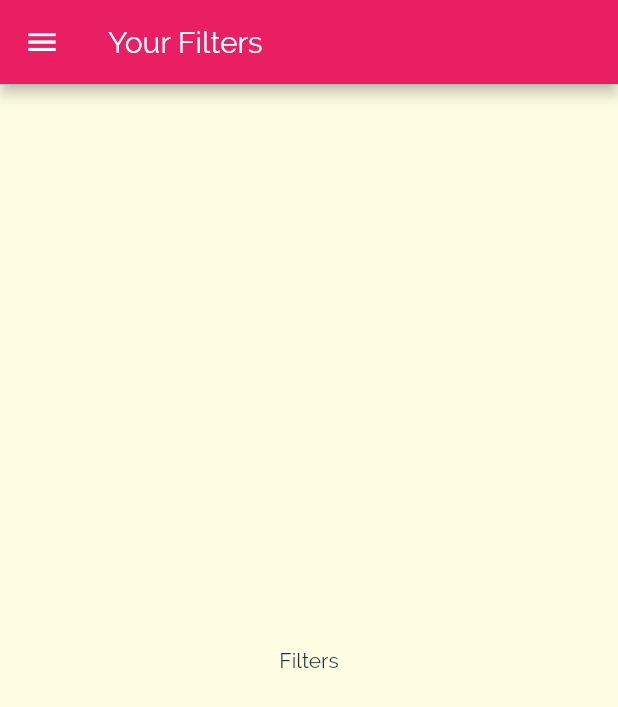
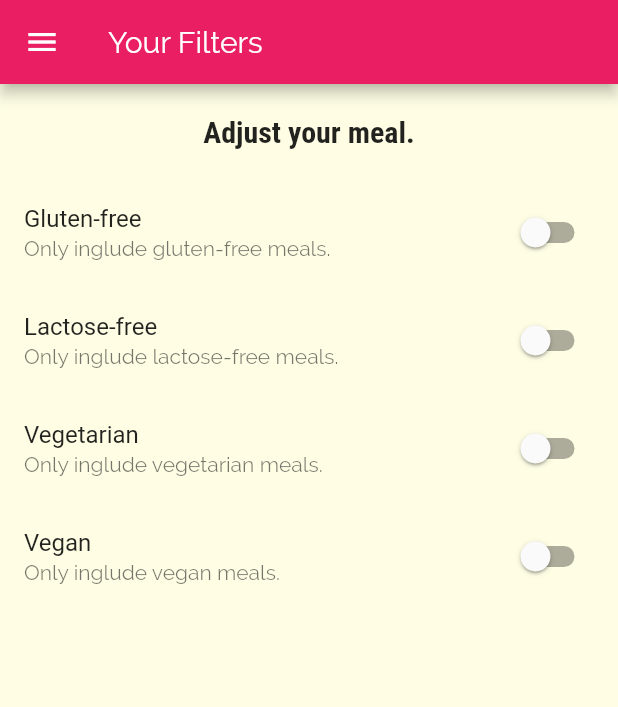
Before and after one commit to kkDesire/flutter-meals-app, a Flutter app: the FiltersScreen screen opened by its route, on a phone screen of 412 x 824 dp. Shown: the top 707 px of the screen. Run offline on Flutter 3.47's test engine with Material 2 defaults, Android fonts, the phone set to English and light mode, and no system bars; missing offline and left inert: dart:ffi.

Commit message:
Adding filter Switches

```diff
--- a/lib/screens/filters_screen.dart
+++ b/lib/screens/filters_screen.dart
@@ -1,9 +1,37 @@
+import 'dart:ffi';
+
 import 'package:flutter/material.dart';
 
 import '../widgets/main_drawer.dart';
 
-class FiltersScreen extends StatelessWidget {
+class FiltersScreen extends StatefulWidget {
   static final routeName = '/filters';
+
+  @override
+  _FiltersScreenState createState() => _FiltersScreenState();
+}
+
+class _FiltersScreenState extends State<FiltersScreen> {
+  bool _glutenFree = false;
+  bool _vegetarian = false;
+  bool _vegan = false;
+  bool _lactoseFree = false;
+
+  Widget _buildSwitchListTile(
+    String title,
+    String description,
+    bool currentValue,
+    Function(bool) updateValue,
+  ) {
+    return SwitchListTile(
+      title: Text(title),
+      value: currentValue,
+      subtitle: Text(
+        description,
+      ),
+      onChanged: updateValue,
+    );
+  }
 
   @override
   Widget build(BuildContext context) {
@@ -12,8 +40,70 @@ class FiltersScreen extends StatelessWidget {
         title: Text('Your Filters'),
       ),
       drawer: MainDrawer(),
-      body: Center(
-        child: Text('Filters'),
+      body: Column(
+        children: [
+          Container(
+            padding: EdgeInsets.all(20),
+            child: Text(
+              'Adjust your meal.',
+              style: Theme.of(context).textTheme.title,
+            ),
+          ),
+          Expanded(
+            child: ListView(
+              children: [
+                _buildSwitchListTile(
+                  'Gluten-free',
+                  'Only inglude gluten-free meals.',
+                  _glutenFree,
+                  (newValue){
+                    setState(
+                    () {
+                      _glutenFree = newValue;
+                    },
+                  );
+                  }
+                ),
+                _buildSwitchListTile(
+                  'Lactose-free',
+                  'Only inglude lactose-free meals.',
+                  _lactoseFree,
+                  (newValue){
+                    setState(
+                    () {
+                      _lactoseFree = newValue;
+                    },
+                  );
+                  }
+                ),
+                _buildSwitchListTile(
+                  'Vegetarian',
+                  'Only inglude vegetarian meals.',
+                  _vegetarian,
+                  (newValue){
+                    setState(
+                    () {
+                      _vegetarian = newValue;
+                    },
+                  );
+                  }
+                ),
+                _buildSwitchListTile(
+                  'Vegan',
+                  'Only inglude vegan meals.',
+                  _vegan,
+                  (newValue){
+                    setState(
+                    () {
+                      _vegan = newValue;
+                    },
+                  );
+                  }
+                ),
+              ],
+            ),
+          )
+        ],
       ),
     );
   }
```
